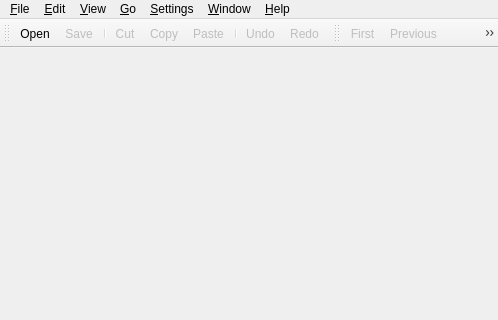
Before: the Qt Designer form editor/ui/MainEditor.ui in cc-archive/pootle, drawn with Qt 5; both pictures show x 0 to 498 and y 0 to 320 of the 498 by 492 pixel window.
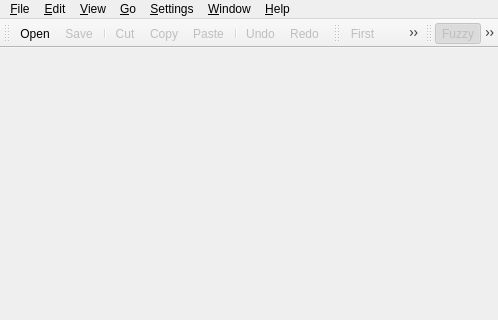
After: the same form once the commit is applied. Icons and pictures are not drawn.

Commit message: changes for new Find toolbar, part 1 the GUI

Patch:
```diff
--- a/editor/ui/MainEditor.ui
+++ b/editor/ui/MainEditor.ui
@@ -187,6 +187,20 @@
    <addaction name="actionNext" />
    <addaction name="actionLast" />
   </widget>
+  <widget class="QToolBar" name="toolFilter" >
+   <property name="windowTitle" >
+    <string>Filter Toolbar</string>
+   </property>
+   <property name="orientation" >
+    <enum>Qt::Horizontal</enum>
+   </property>
+   <attribute name="toolBarArea" >
+    <number>4</number>
+   </attribute>
+   <addaction name="actionFilterFuzzy" />
+   <addaction name="actionFilterTranslated" />
+   <addaction name="actionFilterUntranslated" />
+  </widget>
   <action name="actionNew" >
    <property name="icon" >
     <iconset>../images/new.png</iconset>
```
Left out of the diff: 35 changed lines with no effect on the pictures. The commit also changes 1 other file.
